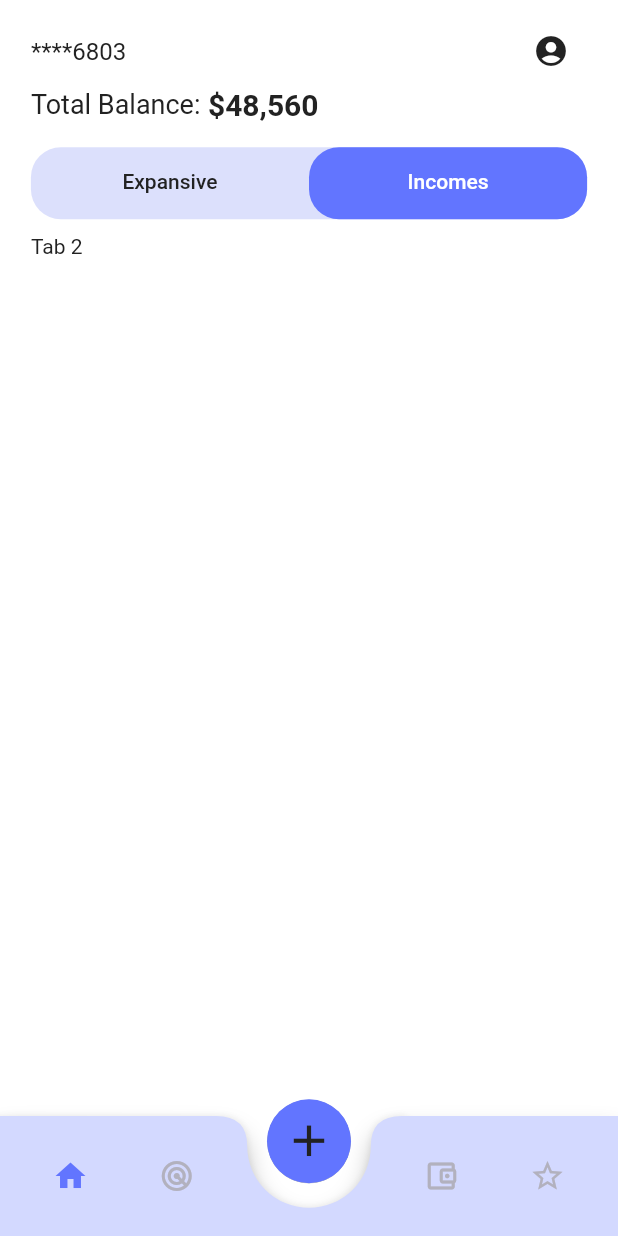
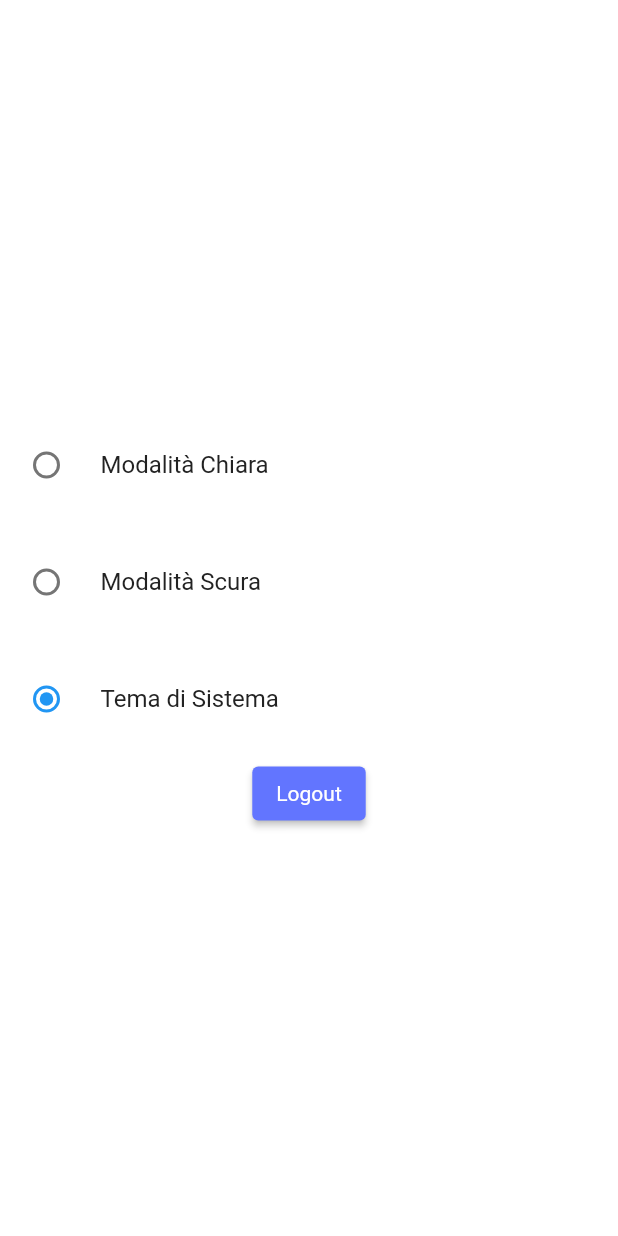
Before and after one commit to giovanni-ercolano/money_report, a Flutter app: the screen it shows once a user with an empty profile is signed in, tab 2 chosen, after a tap on the "account circle" icon, on a phone screen of 412 x 824 dp. Run offline on Flutter 3.47's test engine with Material 2 defaults, Android fonts, the light colour scheme and no system bars; our stand-ins replace connectivity_plus, firebase_auth, firebase_core, fl_chart, flutter_native_splash, shared_preferences; accounts and stored records are empty; Roboto replaces fonts that are missing (Montserrat).

Commit message:
add Firebase Login, Logout, Register and correctly themeMode

```diff
--- a/lib/main.dart
+++ b/lib/main.dart
@@ -1,3 +1,4 @@
+import 'package:connectivity_plus/connectivity_plus.dart';
 import 'package:firebase_auth/firebase_auth.dart';
 import 'package:flutter/material.dart';
 import 'package:flutter_native_splash/flutter_native_splash.dart';
@@ -39,6 +40,21 @@ class MyApp extends StatefulWidget {
 }
 
 class _MyAppState extends State<MyApp> {
+  Future<bool> isNetworkAvailable() async {
+    var connectivityResult = await Connectivity().checkConnectivity();
+    if (connectivityResult == ConnectivityResult.none) {
+      return false;
+    }
+    // print(connectivityResult);
+    return true;
+  }
+
+  @override
+  void initState() {
+    super.initState();
+    context.read<ThemeModel>().initializeSystemThemeListener();
+  }
+
   @override
   Widget build(BuildContext context) {
     FlutterNativeSplash.remove();
--- a/lib/screens/home.dart
+++ b/lib/screens/home.dart
@@ -1,6 +1,6 @@
 import 'package:flutter/material.dart';
 import 'package:money_report/providers/theme_provider.dart';
-import 'package:money_report/widgets/home_category_list.dart';
+import 'package:money_report/screens/profile.dart';
 import 'package:money_report/widgets/tab_bar_view.dart';
 import 'package:provider/provider.dart';
 
@@ -14,6 +14,17 @@ class Home extends StatefulWidget {
 }
 
 class _HomeState extends State<Home> {
+  void _openProfilePage(BuildContext context) {
+    WidgetsBinding.instance.addPostFrameCallback(
+      (_) => Navigator.push(
+        context,
+        MaterialPageRoute(
+          builder: (context) => const ProfilePage(),
+        ),
+      ),
+    );
+  }
+
   @override
   Widget build(BuildContext context) {
     return Consumer<ThemeModel>(builder: (context, model, child) {
@@ -32,7 +43,7 @@ class _HomeState extends State<Home> {
                       const Text("****6803", style: TextStyle(fontSize: 16)),
                       Expanded(child: Container()),
                       IconButton(
-                        onPressed: () => {},
+                        onPressed: () => _openProfilePage(context),
                         icon: const Icon(Icons.account_circle),
                       ),
                     ],
--- /dev/null
+++ b/lib/screens/profile.dart
@@ -0,0 +1,72 @@
+import 'package:flutter/material.dart';
+import 'package:provider/provider.dart';
+import '../providers/theme_provider.dart';
+import '../services/firebase_auth.dart';
+
+class ProfilePage extends StatefulWidget {
+  const ProfilePage({super.key});
+
+  @override
+  State<ProfilePage> createState() => _ProfilePageState();
+}
+
+class _ProfilePageState extends State<ProfilePage> {
+  Future<void> logout() async {
+    await Auth().signOut();
+    Future.delayed(Duration.zero, () {
+      Navigator.of(context).pop();
+    });
+  }
+
+  @override
+  Widget build(BuildContext context) {
+    return Consumer<ThemeModel>(
+      builder: (context, model, child) {
+        return SafeArea(
+            child: Scaffold(
+                body: Column(
+          mainAxisAlignment: MainAxisAlignment.center,
+          children: [
+            RadioListTile<ThemeMode>(
+              title: const Text('Modalità Chiara'),
+              value: ThemeMode.light,
+              groupValue: model.systemTheme ? null : (model.isDarkMode ? ThemeMode.dark : ThemeMode.light),
+              onChanged: (value) {
+                setState(() {
+                  model.lightModeOn();
+                  // Qui puoi applicare il tema scelto all'app
+                });
+              },
+            ),
+            RadioListTile<ThemeMode>(
+              title: const Text('Modalità Scura'),
+              value: ThemeMode.dark,
+              groupValue: model.systemTheme ? null : (model.isDarkMode ? ThemeMode.dark : ThemeMode.light),
+              onChanged: (value) {
+                setState(() {
+                  model.darkModeOn();
+                  // Qui puoi applicare il tema scelto all'app
+                });
+              },
+            ),
+            RadioListTile<ThemeMode>(
+              title: const Text('Tema di Sistema'),
+              value: ThemeMode.system,
+              groupValue: model.systemTheme ? ThemeMode.system : null,
+              onChanged: (value) {
+                setState(() {
+                  model.systemThemeOn();
+                  // Qui puoi applicare il tema scelto all'app
+                });
+              },
+            ),
+            Center(
+              child: ElevatedButton(
+                  onPressed: () => logout(), child: const Text("Logout")),
+            )
+          ],
+        )));
+      },
+    );
+  }
+}
--- a/lib/widgets/customNavigationBar.dart
+++ b/lib/widgets/customNavigationBar.dart
@@ -1,7 +1,6 @@
 import 'package:flutter/material.dart';
 import 'package:money_report/services/screen_size.dart';
 import 'package:money_report/styles/app_color.dart';
-import '../screens/auth.dart';
 import '../screens/home.dart';
 import '../screens/radar.dart';
 
@@ -18,7 +17,8 @@ class _CustomBottomNavigationBarState extends State<CustomBottomNavigationBar> {
   final List<Widget> _screens = [
     const Home(),
     const RadarPage(),
-    const AuthPage(),
+    const Text("test3"),
+    // const AuthPage(),
     const Text("test4")
   ];
 
--- a/pubspec.yaml
+++ b/pubspec.yaml
@@ -42,6 +42,7 @@ dependencies:
   firebase_core: ^2.15.0
   firebase_auth: ^4.7.2
   flutter_native_splash: ^2.2.19
+  connectivity_plus: ^4.0.2
 
 dev_dependencies:
   flutter_test:
```
Also changed, not shown: lib/providers/theme_provider.dart (+26 -16 lines), pubspec.lock, 4 other files.
